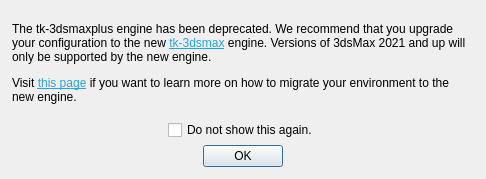
Before: the Qt Designer form resources/update_engine.ui in shotgunsoftware/tk-3dsmaxplus, drawn with Qt 5.
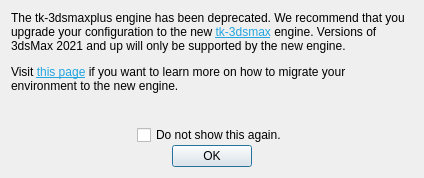
After: the same form once the commit is applied.

Commit message: fixes update engine dialog in max 2016-2018

The edit to the form file:
```diff
--- a/resources/update_engine.ui
+++ b/resources/update_engine.ui
@@ -1,13 +1,13 @@
 <?xml version="1.0" encoding="UTF-8"?>
 <ui version="4.0">
- <class>UpdateEngineBox</class>
- <widget class="QDialog" name="UpdateEngineBox">
+ <class>UpdateEngine</class>
+ <widget class="QWidget" name="UpdateEngine">
   <property name="geometry">
    <rect>
     <x>0</x>
     <y>0</y>
-    <width>486</width>
-    <height>179</height>
+    <width>424</width>
+    <height>178</height>
    </rect>
   </property>
   <property name="windowTitle">
@@ -15,10 +15,7 @@
   </property>
   <layout class="QVBoxLayout" name="verticalLayout">
    <property name="spacing">
-    <number>5</number>
-   </property>
-   <property name="margin">
-    <number>12</number>
+    <number>0</number>
    </property>
    <item>
     <widget class="QLabel" name="message">
@@ -33,10 +30,25 @@
      </property>
     </widget>
    </item>
-   <item alignment="Qt::AlignHCenter">
+   <item>
+    <spacer name="verticalSpacer">
+     <property name="orientation">
+      <enum>Qt::Vertical</enum>
+     </property>
+     <property name="sizeHint" stdset="0">
+      <size>
+       <width>20</width>
+       <height>40</height>
+      </size>
+     </property>
+    </spacer>
+   </item>
+   <item>
+    <layout class="QHBoxLayout" name="horizontalLayout">
+     <item>
     <widget class="QCheckBox" name="never_again_checkbox">
      <property name="sizePolicy">
-      <sizepolicy hsizetype="Fixed" vsizetype="Fixed">
+        <sizepolicy hsizetype="Maximum" vsizetype="Fixed">
        <horstretch>0</horstretch>
        <verstretch>0</verstretch>
       </sizepolicy>
@@ -46,7 +58,11 @@
      </property>
     </widget>
    </item>
-   <item alignment="Qt::AlignHCenter">
+    </layout>
+   </item>
+   <item>
+    <layout class="QHBoxLayout" name="horizontalLayout_2">
+     <item>
     <widget class="QPushButton" name="ok_button">
      <property name="sizePolicy">
       <sizepolicy hsizetype="Maximum" vsizetype="Fixed">
@@ -63,6 +79,8 @@
     </widget>
    </item>
   </layout>
+   </item>
+  </layout>
  </widget>
  <resources/>
  <connections>
```
Left out of the diff: 10 changed lines with no effect on the pictures. Lines whose indentation alone changed are shown as unchanged. The commit also changes 4 other files.
